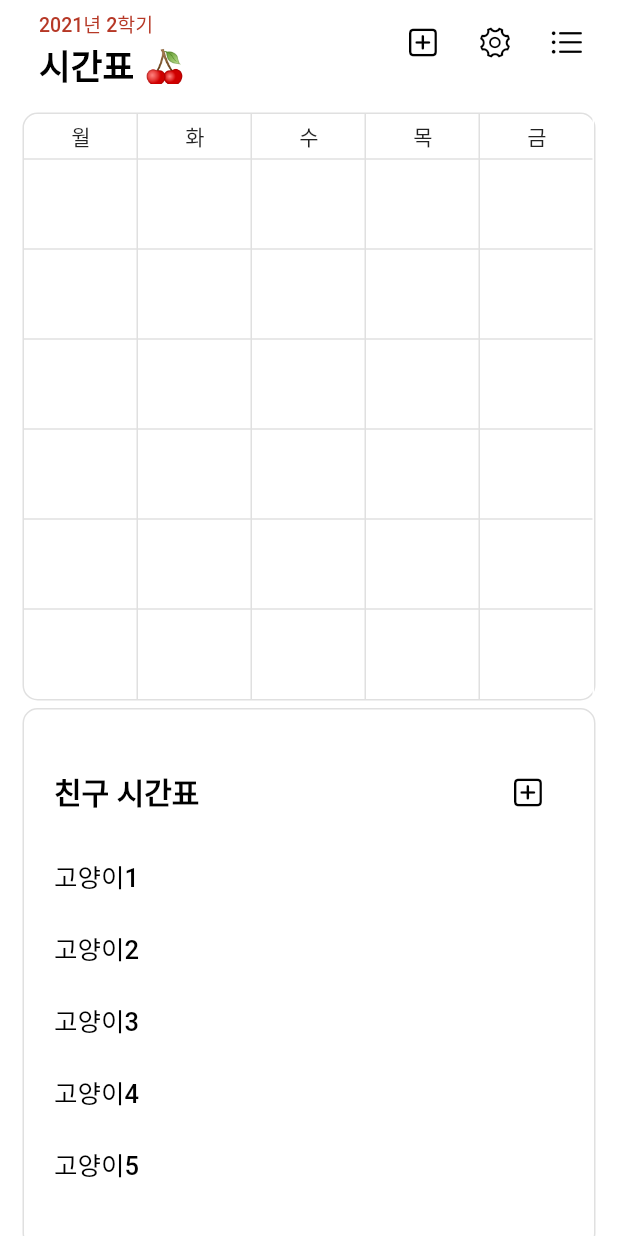
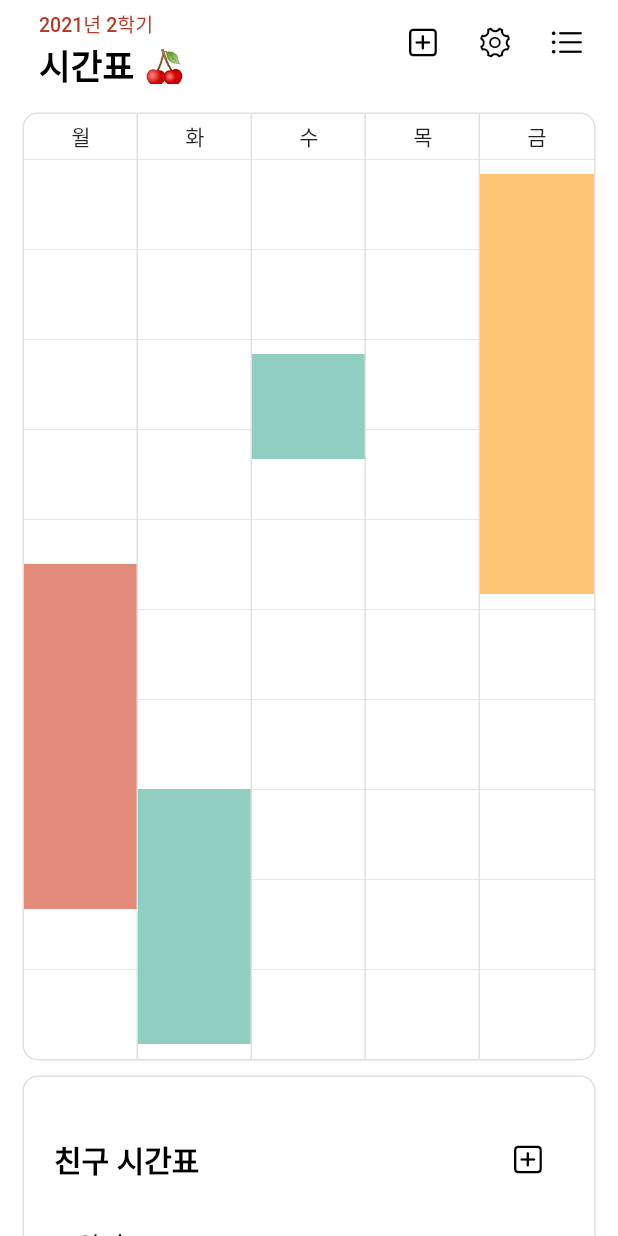
Before and after one commit to 2017100898/flutter_everytime_clone, a Flutter app: the TimePage screen opened directly, on a phone screen of 412 x 824 dp. Run offline on Flutter 3.47's test engine with Material 2 defaults, Android fonts, the phone set to English and light mode, and no system bars; our stand-ins replace bloc, flutter_bloc, fluttertoast, url_launcher_web; accounts and stored records are empty.

Commit message:
🐿 Update Scheduling page & Search page

```diff
--- a/lib/TimePage.dart
+++ b/lib/TimePage.dart
@@ -90,7 +90,7 @@ class _TimePageState extends State<TimePage> {
                       children: [
                         Container(
                           width: 400,
-                          margin: EdgeInsets.fromLTRB(15, 5, 15, 0),
+                          margin: EdgeInsets.fromLTRB(15, 5, 15, 5),
                           decoration: BoxDecoration(
                             border: Border.all(color: Colors.grey.shade300),
                             borderRadius: BorderRadius.circular(10.0),
@@ -99,26 +99,18 @@ class _TimePageState extends State<TimePage> {
                             crossAxisAlignment: CrossAxisAlignment.center,
                             mainAxisAlignment: MainAxisAlignment.center,
                             children: [
-                              myTable(
-                                "월",
-                                Colors.grey.shade300,
-                              ),
-                              myTable(
-                                "화",
-                                Colors.grey.shade300,
-                              ),
-                              myTable(
-                                "수",
-                                Colors.grey.shade300,
-                              ),
+                              myTable("월", Color(0xffe28b7b),
+                                  startnum: 27, endnum: 50, subject: "운영체제"),
+                              myTable("화", Color(0xff90cec1),
+                                  startnum: 42, endnum: 59, subject: "알고리즘"),
+                              myTable("수", Color(0xff90cec1),
+                                  startnum: 13, endnum: 20, subject: "알고리즘"),
                               myTable(
                                 "목",
                                 Colors.grey.shade300,
                               ),
-                              myTable(
-                                "금",
-                                Colors.white,
-                              ),
+                              myTable("금", Color(0xffffc476),
+                                  startnum: 1, endnum: 29, subject: "자료구조"),
                             ],
                           ),
                         ),
@@ -279,12 +271,13 @@ Widget friendName(String name) {
       style: TextButton.styleFrom(padding: EdgeInsets.zero));
 }
 
-Widget myTable(String week, Color col) {
+Widget myTable(String week, Color col,
+    {int startnum = 0, int endnum = 0, String subject = ""}) {
   return Expanded(
     child: Table(
       border: TableBorder(
-          horizontalInside: BorderSide(color: Colors.grey.shade300),
-          right: BorderSide(color: col)),
+          right: BorderSide(
+              color: week == "금" ? Colors.transparent : Colors.grey.shade300)),
       children: [
         TableRow(
             decoration: BoxDecoration(
@@ -298,36 +291,23 @@ Widget myTable(String week, Color col) {
                     week,
                   ))),
             ]),
-        TableRow(children: [
-          Container(
-            height: 60.0,
-          )
-        ]),
-        TableRow(children: [
-          Container(
-            height: 60.0,
-          )
-        ]),
-        TableRow(children: [
-          Container(
-            height: 60.0,
-          )
-        ]),
-        TableRow(children: [
-          Container(
-            height: 60.0,
-          )
-        ]),
-        TableRow(children: [
-          Container(
-            height: 60.0,
-          )
-        ]),
-        TableRow(children: [
-          Container(
-            height: 60.0,
-          )
-        ]),
+        for (int i = 0; i < 60; i++)
+          TableRow(children: [
+            Container(
+              decoration: BoxDecoration(
+                color: i >= startnum && i < endnum ? col : Colors.transparent,
+                border: Border(
+                  top: BorderSide(
+                      width: 0.50,
+                      color: i % 6 == 0 && !(i >= startnum && i < endnum)
+                          ? Colors.grey.shade300
+                          : Colors.transparent),
+                  bottom: BorderSide(width: 0, color: Colors.transparent),
+                ),
+              ),
+              height: 10.0,
+            ),
+          ]),
       ],
     ),
   );
--- a/lib/search.dart
+++ b/lib/search.dart
@@ -32,6 +32,8 @@ class _SearchState extends State<Search> {
 
   @override
   Widget build(BuildContext context) {
+    double keyboard = MediaQuery.of(context).viewInsets.bottom;
+
     Post post4 = Post.clone(dataBase.post1);
     Post post5 = Post.clone(dataBase.post2);
     Post post6 = Post.clone(dataBase.post3);
@@ -50,7 +52,7 @@ class _SearchState extends State<Search> {
       post9
     ];
 
-    List<int> set = [0, 3];
+    List<int> set = [];
 
     return Scaffold(
         body: Center(
@@ -103,7 +105,6 @@ class _SearchState extends State<Search> {
                         onSubmitted: (String value) async {
                           setState(() {
                             result = 0;
-
                             for (int i = 0; i < postSet.length; i++) {
                               if (postSet[i].title.contains(value) == true ||
                                   postSet[i].contents.contains(value) == true) {
@@ -112,6 +113,7 @@ class _SearchState extends State<Search> {
                               }
                             }
                             onSearch = true;
+                            print(set);
                           });
                         },
                       ),
@@ -128,8 +130,20 @@ class _SearchState extends State<Search> {
               ]),
             ),
           ),
+          Stack(children: [
+            Column(
+              children: [
+                for (int i = 0; i < set.length; i++)
+                  searchBox(context, postSet[set[i]]),
+              ],
+            ),
             Visibility(
               visible: onSearch ? false : true,
+              child: Center(
+                child: Container(
+                  height: MediaQuery.of(context).size.height - 100,
+                  width: MediaQuery.of(context).size.width,
+                  color: Colors.white,
                   child: Column(
                     children: [
                       SizedBox(height: 200),
@@ -145,6 +159,9 @@ class _SearchState extends State<Search> {
                     ],
                   ),
                 ),
+              ),
+            ),
+          ])
         ])));
   }
 }
```
Also changed, not shown: 3 other files. Lines whose indentation alone changed are shown as unchanged.
